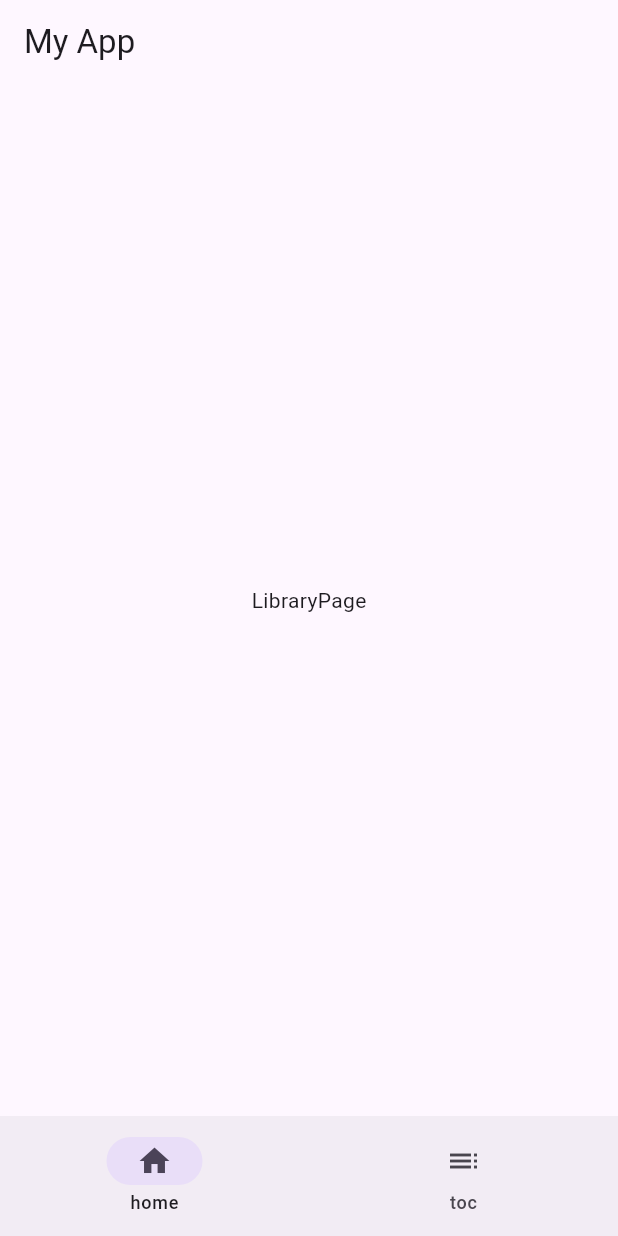
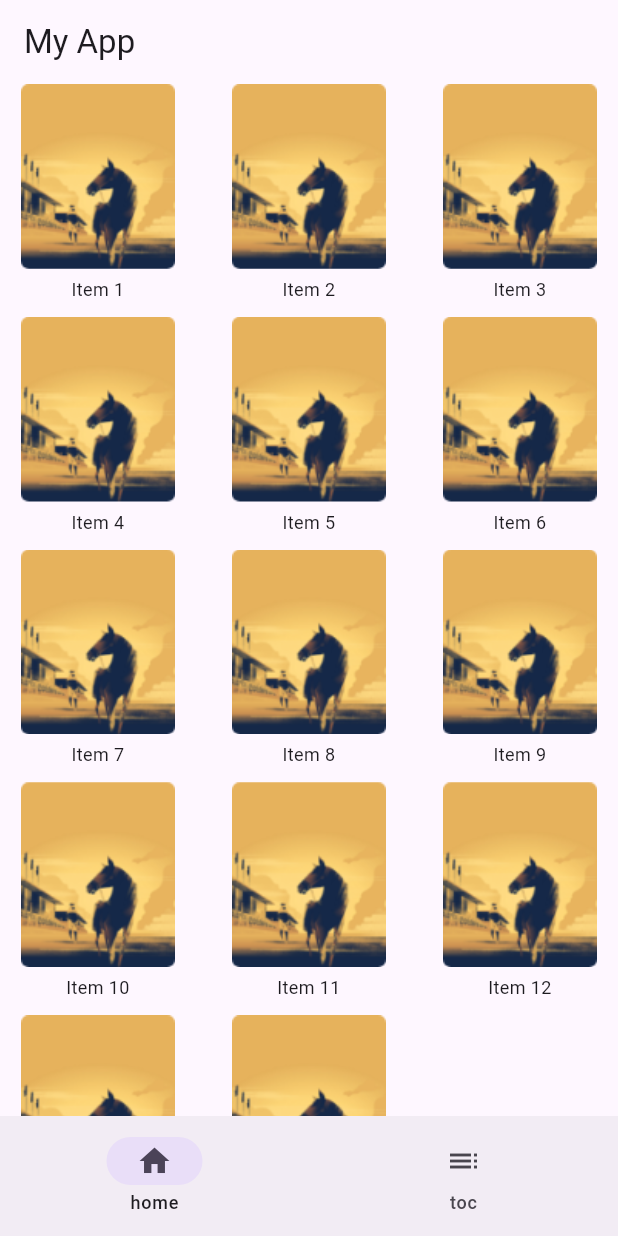
Before and after one commit to Amorphteam/ketub_platform, a Flutter app: the screen it shows after launch, on a phone screen of 412 x 824 dp. Run offline on Flutter 3.47's test engine with Material 2 defaults, Android fonts, the phone set to English and light mode, and no system bars.

Commit message:
Create GridView in LibraryPage

```diff
--- /dev/null
+++ b/lib/models/book_item.dart
@@ -0,0 +1,8 @@
+class BookItem {
+  final String title;
+  final String imagePath;
+
+  BookItem({
+    required this.title,
+    required this.imagePath});
+}
--- a/lib/pages/library_page.dart
+++ b/lib/pages/library_page.dart
@@ -1,10 +1,48 @@
 import 'package:flutter/material.dart';
+import 'package:ketub_platform/util/temp_data.dart';
 
 class LibraryPage extends StatelessWidget {
+
+
+
   @override
   Widget build(BuildContext context) {
-    return Center(
-      child: Text('LibraryPage'),
+    return Scaffold(
+      body: GridView.builder(
+        gridDelegate:  SliverGridDelegateWithFixedCrossAxisCount(
+          crossAxisCount: 3, // Number of columns
+          crossAxisSpacing: 10, // Spacing between columns
+          mainAxisSpacing: 10,
+          childAspectRatio: 0.9,// Spacing between rows
+        ),
+        itemCount: bookItems.length,
+        itemBuilder: (context, index) {
+          return Column(
+            mainAxisAlignment: MainAxisAlignment.center,
+            children: [
+              Expanded(
+                child: Container(
+                  decoration: BoxDecoration(
+                    borderRadius: BorderRadius.circular(10), // Rounded corners
+                    image: DecorationImage(
+                      image: AssetImage('assets/images/' + bookItems[index].imagePath),
+                      fit: BoxFit.contain,
+                    ),
+                  ),
+                ),
+              ),
+              SizedBox(height: 5), // Add spacing between image and title
+              Text(
+                bookItems[index].title,
+                textAlign: TextAlign.center,
+                style: TextStyle(
+                  fontSize: 12,
+                ),
+              ),
+            ],
+          );
+        },
+      ),
     );
   }
 }
--- /dev/null
+++ b/lib/util/temp_data.dart
@@ -0,0 +1,19 @@
+ import 'package:ketub_platform/models/book_item.dart';
+
+List<BookItem> bookItems = [
+  BookItem(title: 'Item 1', imagePath: 'book_sample.png'),
+  BookItem(title: 'Item 2', imagePath: 'book_sample.png'),
+  BookItem(title: 'Item 3', imagePath: 'book_sample.png'),
+  BookItem(title: 'Item 4', imagePath: 'book_sample.png'),
+  BookItem(title: 'Item 5', imagePath: 'book_sample.png'),
+  BookItem(title: 'Item 6', imagePath: 'book_sample.png'),
+  BookItem(title: 'Item 7', imagePath: 'book_sample.png'),
+  BookItem(title: 'Item 8', imagePath: 'book_sample.png'),
+  BookItem(title: 'Item 9', imagePath: 'book_sample.png'),
+  BookItem(title: 'Item 10', imagePath: 'book_sample.png'),
+  BookItem(title: 'Item 11', imagePath: 'book_sample.png'),
+  BookItem(title: 'Item 12', imagePath: 'book_sample.png'),
+  BookItem(title: 'Item 13', imagePath: 'book_sample.png'),
+  BookItem(title: 'Item 14', imagePath: 'book_sample.png'),
+
+];
--- a/pubspec.yaml
+++ b/pubspec.yaml
@@ -61,8 +61,8 @@ flutter:
   uses-material-design: true
 
   # To add assets to your application, add an assets section, like this:
-  # assets:
-  #   - images/a_dot_burr.jpeg
+  assets:
+    - assets/images/
   #   - images/a_dot_ham.jpeg
 
   # An image asset can refer to one or more resolution-specific "variants", see
```
Also changed, not shown: assets/images/book_sample.png (added).
